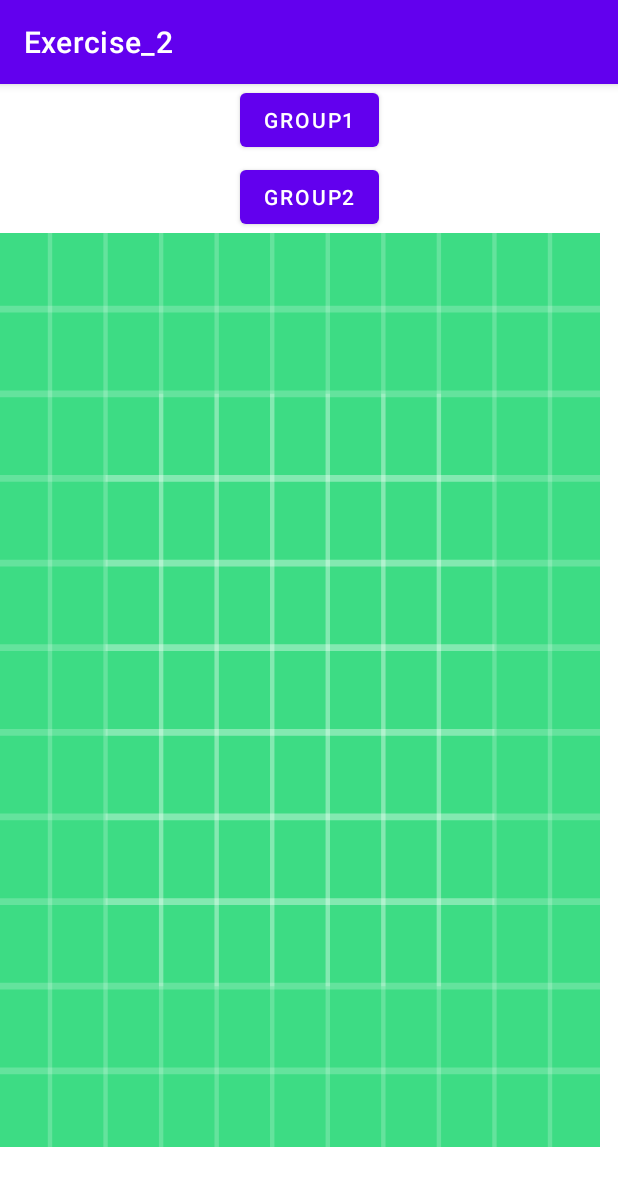
After one commit to MAD11877/mad22-practical-3---event-handling-alfianlion, an Android app: the fragment Group2Fragment placed in its activity, on a phone screen of 412 x 824 dp. The commit adds this screen. Shown: the top 1186 px of the screen. Run offline under Robolectric (Android 15) with nearby library versions, the phone set to English and light mode, and no system bars.

Commit message:
Challenge Completed

```diff
--- a/app/build.gradle
+++ b/app/build.gradle
@@ -33,6 +33,7 @@ dependencies {
     implementation 'androidx.appcompat:appcompat:1.4.1'
     implementation 'com.google.android.material:material:1.5.0'
     implementation 'androidx.constraintlayout:constraintlayout:2.1.3'
+    implementation 'androidx.legacy:legacy-support-v4:1.0.0'
     testImplementation 'junit:junit:4.+'
     androidTestImplementation 'androidx.test.ext:junit:1.1.3'
     androidTestImplementation 'androidx.test.espresso:espresso-core:3.4.0'
--- a/app/src/main/AndroidManifest.xml
+++ b/app/src/main/AndroidManifest.xml
@@ -9,6 +9,7 @@
         android:roundIcon="@mipmap/ic_launcher_round"
         android:supportsRtl="true"
         android:theme="@style/Theme.Exercise_2">
+        <activity android:name=".MessageGroup"></activity>
         <activity android:name=".ListActivity">
             <intent-filter>
                 <action android:name="android.intent.action.MAIN" />
--- /dev/null
+++ b/app/src/main/java/sg/edu/np/mad/exercise_2/Group2Fragment.java
@@ -0,0 +1,64 @@
+package sg.edu.np.mad.exercise_2;
+
+import android.os.Bundle;
+
+import androidx.fragment.app.Fragment;
+
+import android.view.LayoutInflater;
+import android.view.View;
+import android.view.ViewGroup;
+
+/**
+ * A simple {@link Fragment} subclass.
+ * Use the {@link Group2Fragment#newInstance} factory method to
+ * create an instance of this fragment.
+ */
+public class Group2Fragment extends Fragment {
+
+    // TODO: Rename parameter arguments, choose names that match
+    // the fragment initialization parameters, e.g. ARG_ITEM_NUMBER
+    private static final String ARG_PARAM1 = "param1";
+    private static final String ARG_PARAM2 = "param2";
+
+    // TODO: Rename and change types of parameters
+    private String mParam1;
+    private String mParam2;
+
+    public Group2Fragment() {
+        // Required empty public constructor
+    }
+
+    /**
+     * Use this factory method to create a new instance of
+     * this fragment using the provided parameters.
+     *
+     * @param param1 Parameter 1.
+     * @param param2 Parameter 2.
+     * @return A new instance of fragment Group2Fragment.
+     */
+    // TODO: Rename and change types and number of parameters
+    public static Group2Fragment newInstance(String param1, String param2) {
+        Group2Fragment fragment = new Group2Fragment();
+        Bundle args = new Bundle();
+        args.putString(ARG_PARAM1, param1);
+        args.putString(ARG_PARAM2, param2);
+        fragment.setArguments(args);
+        return fragment;
+    }
+
+    @Override
+    public void onCreate(Bundle savedInstanceState) {
+        super.onCreate(savedInstanceState);
+        if (getArguments() != null) {
+            mParam1 = getArguments().getString(ARG_PARAM1);
+            mParam2 = getArguments().getString(ARG_PARAM2);
+        }
+    }
+
+    @Override
+    public View onCreateView(LayoutInflater inflater, ViewGroup container,
+                             Bundle savedInstanceState) {
+        // Inflate the layout for this fragment
+        return inflater.inflate(R.layout.activity_group2, container, false);
+    }
+}
--- /dev/null
+++ b/app/src/main/java/sg/edu/np/mad/exercise_2/MessageGroup.java
@@ -0,0 +1,37 @@
+package sg.edu.np.mad.exercise_2;
+
+import androidx.appcompat.app.AppCompatActivity;
+import androidx.fragment.app.FragmentManager;
+import androidx.fragment.app.FragmentTransaction;
+
+import android.os.Bundle;
+import android.view.View;
+import android.widget.Button;
+
+public class MessageGroup extends AppCompatActivity {
+
+    @Override
+    protected void onCreate(Bundle savedInstanceState) {
+        super.onCreate(savedInstanceState);
+        setContentView(R.layout.activity_message_group);
+
+        Button group1 = findViewById(R.id.group1);
+
+        group1.setOnClickListener(new View.OnClickListener() {
+            @Override
+            public void onClick(View view) {
+                FragmentManager fragmentManager = getSupportFragmentManager();
+                fragmentManager.beginTransaction().replace(R.id.frameLayout,Group1Fragment.class,null).setReorderingAllowed(true).addToBackStack("name").commit();
+            }
+        });
+
+        Button group2 = findViewById(R.id.group2);
+        group2.setOnClickListener(new View.OnClickListener() {
+            @Override
+            public void onClick(View view) {
+                FragmentManager fragmentManager = getSupportFragmentManager();
+                fragmentManager.beginTransaction().replace(R.id.frameLayout,Group2Fragment.class,null).setReorderingAllowed(true).addToBackStack("name").commit();
+            }
+        });
+    }
+}
--- /dev/null
+++ b/app/src/main/res/layout/activity_group2.xml
@@ -0,0 +1,21 @@
+<?xml version="1.0" encoding="utf-8"?>
+<androidx.constraintlayout.widget.ConstraintLayout xmlns:android="http://schemas.android.com/apk/res/android"
+    xmlns:app="http://schemas.android.com/apk/res-auto"
+    xmlns:tools="http://schemas.android.com/tools"
+    android:layout_width="match_parent"
+    android:layout_height="match_parent"
+    android:visibility="visible" >
+
+    <FrameLayout
+        android:layout_width="match_parent"
+        android:layout_height="match_parent"
+        tools:layout_editor_absoluteX="190dp"
+        tools:layout_editor_absoluteY="141dp">
+
+        <ImageView
+            android:id="@+id/imageView4"
+            android:layout_width="match_parent"
+            android:layout_height="match_parent"
+            android:background="@drawable/ic_launcher_background" />
+    </FrameLayout>
+</androidx.constraintlayout.widget.ConstraintLayout>
--- /dev/null
+++ b/app/src/main/res/layout/activity_message_group.xml
@@ -0,0 +1,37 @@
+<?xml version="1.0" encoding="utf-8"?>
+<androidx.constraintlayout.widget.ConstraintLayout xmlns:android="http://schemas.android.com/apk/res/android"
+    xmlns:app="http://schemas.android.com/apk/res-auto"
+    xmlns:tools="http://schemas.android.com/tools"
+    android:layout_width="match_parent"
+    android:layout_height="match_parent"
+    tools:context=".MessageGroup">
+
+    <Button
+        android:id="@+id/group1"
+        android:layout_width="wrap_content"
+        android:layout_height="wrap_content"
+        android:text="Group1"
+        app:layout_constraintEnd_toEndOf="parent"
+        app:layout_constraintStart_toStartOf="parent"
+        app:layout_constraintTop_toTopOf="parent" />
+
+    <Button
+        android:id="@+id/group2"
+        android:layout_width="wrap_content"
+        android:layout_height="wrap_content"
+        android:layout_marginTop="3dp"
+        android:text="Group2"
+        app:layout_constraintEnd_toEndOf="parent"
+        app:layout_constraintStart_toStartOf="parent"
+        app:layout_constraintTop_toBottomOf="@+id/group1" />
+
+    <FrameLayout
+        android:id="@+id/frameLayout"
+        android:layout_width="400dp"
+        android:layout_height="609dp"
+        app:layout_constraintStart_toStartOf="parent"
+        app:layout_constraintTop_toBottomOf="@+id/group2">
+
+    </FrameLayout>
+
+</androidx.constraintlayout.widget.ConstraintLayout>
--- a/app/src/main/res/values/strings.xml
+++ b/app/src/main/res/values/strings.xml
@@ -7,4 +7,6 @@
     <string name="desc">descTo</string>
     <string name="todoList2">TODOList2</string>
     <string name="todo">TODO</string>
+    <!-- TODO: Remove or change this placeholder text -->
+    <string name="hello_blank_fragment">Hello blank fragment</string>
 </resources>
```
Also changed, not shown: app/src/main/java/sg/edu/np/mad/exercise_2/Group1Fragment.java (added, +64 -0 lines), app/src/main/java/sg/edu/np/mad/exercise_2/MainActivity.java (+8 -0 lines), app/src/main/res/layout/activity_group1.xml (added, +19 -0 lines).
